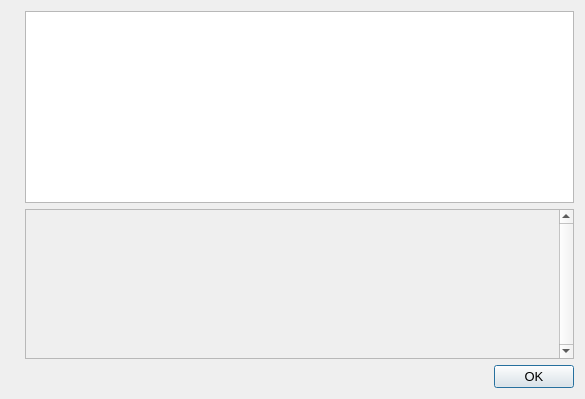
The window that src/qt/forms/helpmessagedialog.ui (waterfallm/1x2coinv2) describes before a commit, drawn with Qt 5.
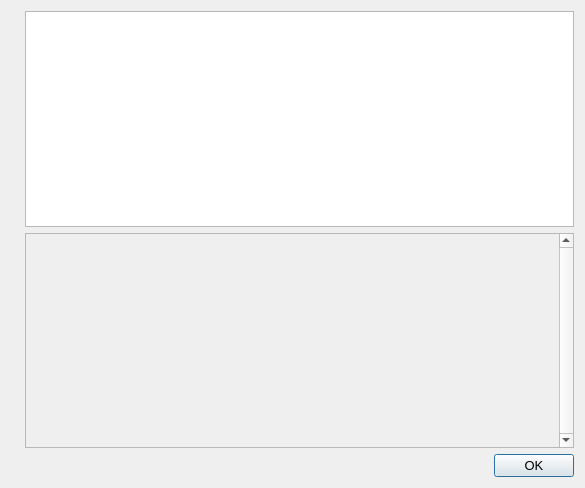
The same window after the commit. Icons and pictures are not drawn.

Diff of the .ui file:
```diff
--- a/src/qt/forms/helpmessagedialog.ui
+++ b/src/qt/forms/helpmessagedialog.ui
@@ -7,7 +7,7 @@
     <x>0</x>
     <y>0</y>
     <width>585</width>
-    <height>399</height>
+    <height>488</height>
    </rect>
   </property>
   <property name="font">
@@ -30,6 +30,9 @@
      <property name="pixmap">
       <pixmap resource="../1x2coin.qrc">:/images/about</pixmap>
      </property>
+     <property name="alignment">
+      <set>Qt::AlignLeading|Qt::AlignLeft|Qt::AlignTop</set>
+     </property>
     </widget>
    </item>
    <item>
@@ -54,8 +57,8 @@
          <rect>
           <x>0</x>
           <y>0</y>
-          <width>476</width>
-          <height>149</height>
+          <width>480</width>
+          <height>212</height>
          </rect>
         </property>
         <layout class="QVBoxLayout" name="verticalLayout_2">
```
Left out of the diff: 2 changed lines with no effect on the pictures.
